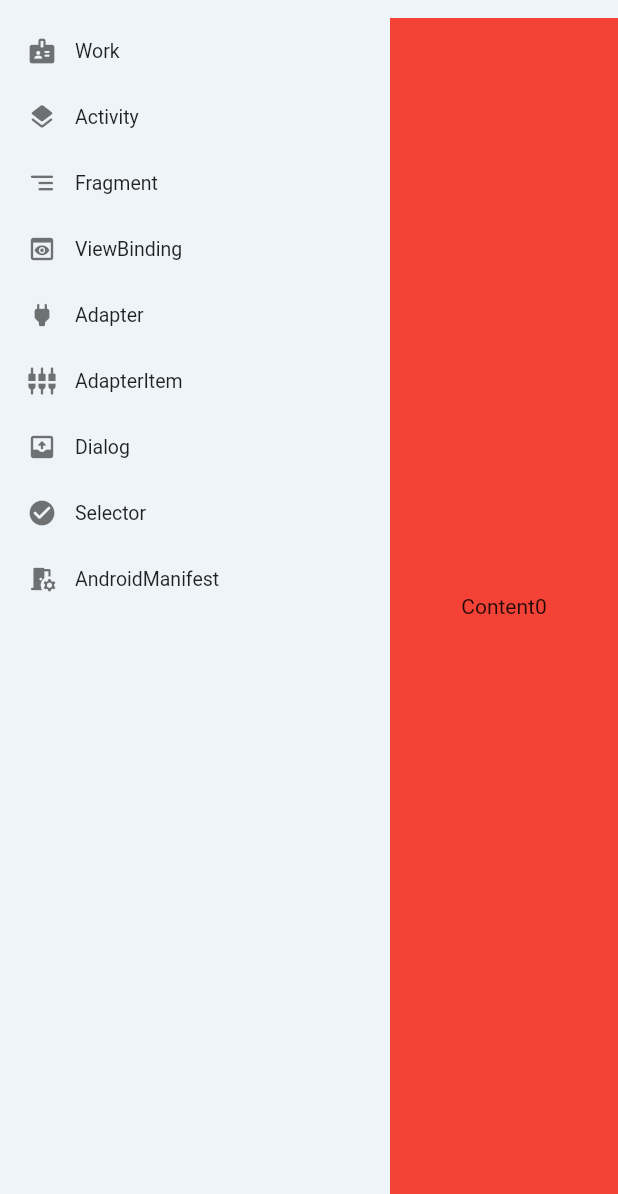
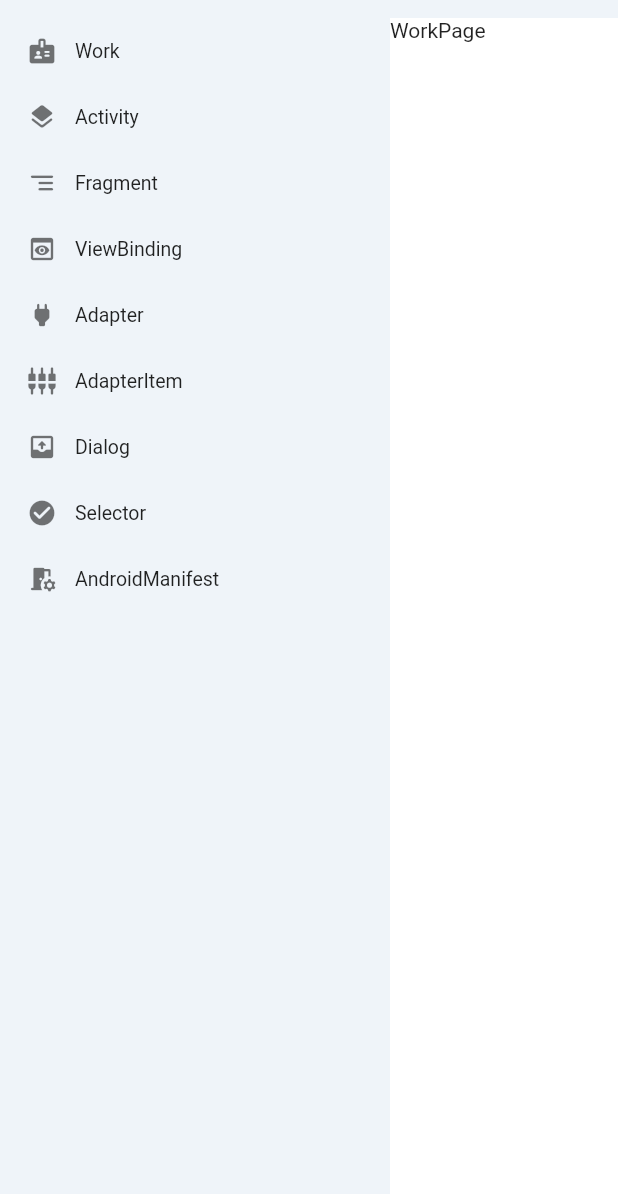
Before and after one commit to demo06/code_generator, a Flutter app: the screen it shows after launch, on a phone screen of 412 x 824 dp, the part 42-1236 px from its top. Run offline on Flutter 3.47's test engine with Material 2 defaults, Android fonts, the phone set to English and light mode, and no system bars; missing offline and left inert: hovering, window_manager; statements that could not run were skipped.

Commit message:
增加新页面框架

```diff
--- a/lib/ui/home/home_page.dart
+++ b/lib/ui/home/home_page.dart
@@ -1,3 +1,11 @@
+import 'package:code_generator/ui/home/activity_page.dart';
+import 'package:code_generator/ui/home/adapter_page.dart';
+import 'package:code_generator/ui/home/dialog_page.dart';
+import 'package:code_generator/ui/home/fragment_page.dart';
+import 'package:code_generator/ui/home/manifest_page.dart';
+import 'package:code_generator/ui/home/selector_page.dart';
+import 'package:code_generator/ui/home/viewbinding_page.dart';
+import 'package:code_generator/ui/home/work_page.dart';
 import 'package:flutter/material.dart';
 import 'package:hovering/hovering.dart';
 import 'package:window_manager/window_manager.dart';
@@ -24,6 +32,18 @@ class _MyHomePageState extends State<MyHomePage> with WindowListener {
     Navigation("Dialog", Icons.outbox_rounded, false),
     Navigation("Selector", Icons.check_circle_rounded, false),
     Navigation("AndroidManifest", Icons.room_preferences_rounded, false),
+  ];
+
+  List<Widget> page = [
+    const WorkPage(),
+    const ActivityPage(),
+    const FragmentPage(),
+    const ViewBindingPage(),
+    const AdapterPage(),
+    const AdapterPage(),
+    const DialogPage(),
+    const SelectorPage(),
+    const ManifestPage(),
   ];
 
   @override
@@ -115,21 +135,7 @@ class _MyHomePageState extends State<MyHomePage> with WindowListener {
                   controller: _transController,
                   itemCount: navigator.length,
                   itemBuilder: (context, index) {
-                    return Container(
-                      color: Colors.white,
-                      child: Column(
-                        children: [
-                          Expanded(
-                            child: Container(
-                              color: colorsa[index],
-                              child: Center(
-                                child: Text("Content$index"),
-                              ),
-                            ),
-                          ),
-                        ],
-                      ),
-                    );
+                    return page[index];
                   },
                 )),
           ],
--- /dev/null
+++ b/lib/ui/home/work_page.dart
@@ -0,0 +1,15 @@
+import 'package:flutter/material.dart';
+
+class WorkPage extends StatefulWidget {
+  const WorkPage({super.key});
+
+  @override
+  State<StatefulWidget> createState() => _WorkPageState();
+}
+
+class _WorkPageState extends State<WorkPage> {
+  @override
+  Widget build(BuildContext context) {
+    return const Text('WorkPage');
+  }
+}
```
Also changed, not shown: lib/ui/home/activity_page.dart (added, +17 -0 lines), lib/ui/home/adapter_page.dart (added, +17 -0 lines), lib/ui/home/dialog_page.dart (added, +17 -0 lines), lib/ui/home/fragment_page.dart (added, +17 -0 lines), lib/ui/home/manifest_page.dart (added, +17 -0 lines), lib/ui/home/selector_page.dart (added, +18 -0 lines), lib/ui/home/viewbinding_page.dart (added, +17 -0 lines).
